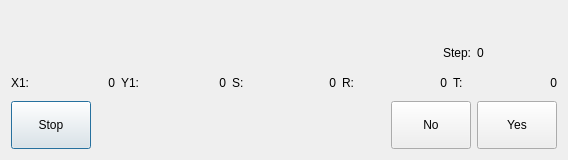
First picture: the form in icorigindialog.ui, repository GaussCheng/2-5AxisPunch, before the edit.
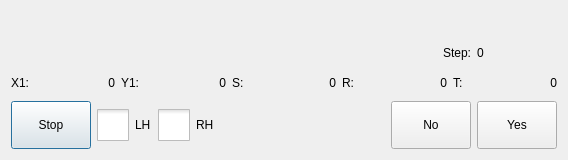
Second picture: the form after the edit. Icons and pictures are not drawn.

Patch:
```diff
--- a/icorigindialog.ui
+++ b/icorigindialog.ui
@@ -165,6 +165,58 @@
        </property>
       </widget>
      </item>
+     <item>
+      <widget class="QCheckBox" name="lh">
+       <property name="styleSheet">
+        <string notr="true">::indicator {
+     width: 32px;
+     height: 32px;
+ }
+
+::indicator:unchecked 
+{
+     image: url(:/resource/check_unchecked.png);
+ }
+::indicator:checked 
+{
+     image: url(:/resource/check_checked.png);
+ }
+</string>
+       </property>
+       <property name="text">
+        <string>LH</string>
+       </property>
+       <attribute name="buttonGroup">
+        <string notr="true">buttonGroup</string>
+       </attribute>
+      </widget>
+     </item>
+     <item>
+      <widget class="QCheckBox" name="rh">
+       <property name="styleSheet">
+        <string notr="true">::indicator {
+     width: 32px;
+     height: 32px;
+ }
+
+::indicator:unchecked 
+{
+     image: url(:/resource/check_unchecked.png);
+ }
+::indicator:checked 
+{
+     image: url(:/resource/check_checked.png);
+ }
+</string>
+       </property>
+       <property name="text">
+        <string>RH</string>
+       </property>
+       <attribute name="buttonGroup">
+        <string notr="true">buttonGroup</string>
+       </attribute>
+      </widget>
+     </item>
      <item>
       <spacer name="horizontalSpacer">
        <property name="orientation">
```
Left out of the diff: 3 changed lines with no effect on the pictures.
